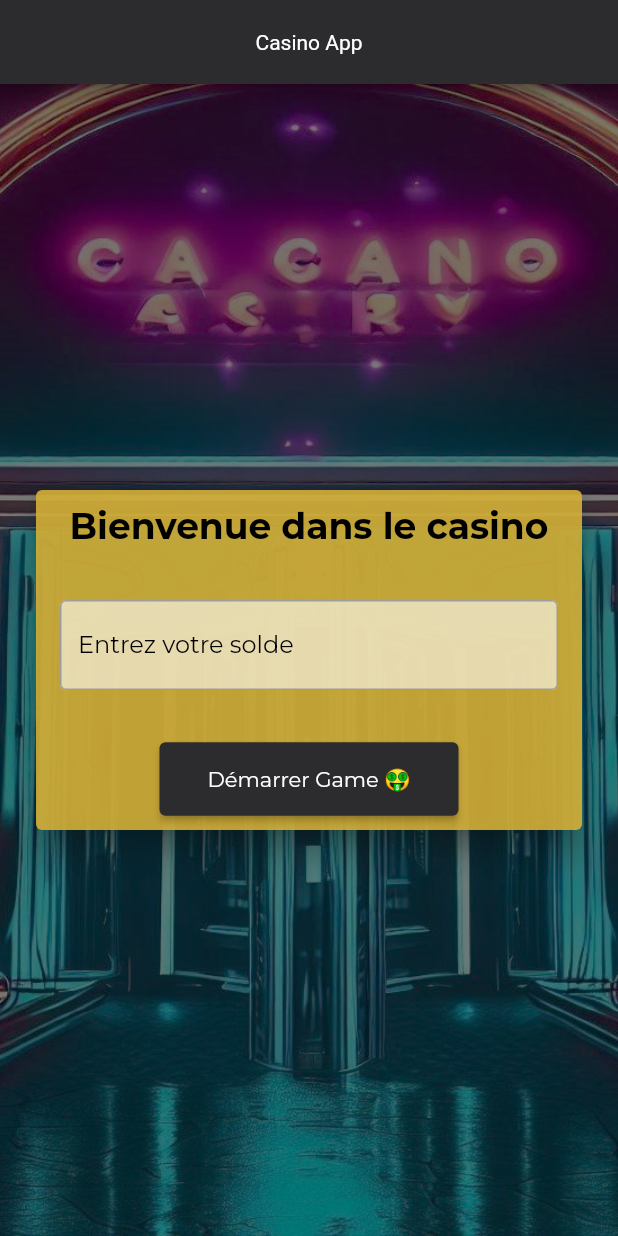
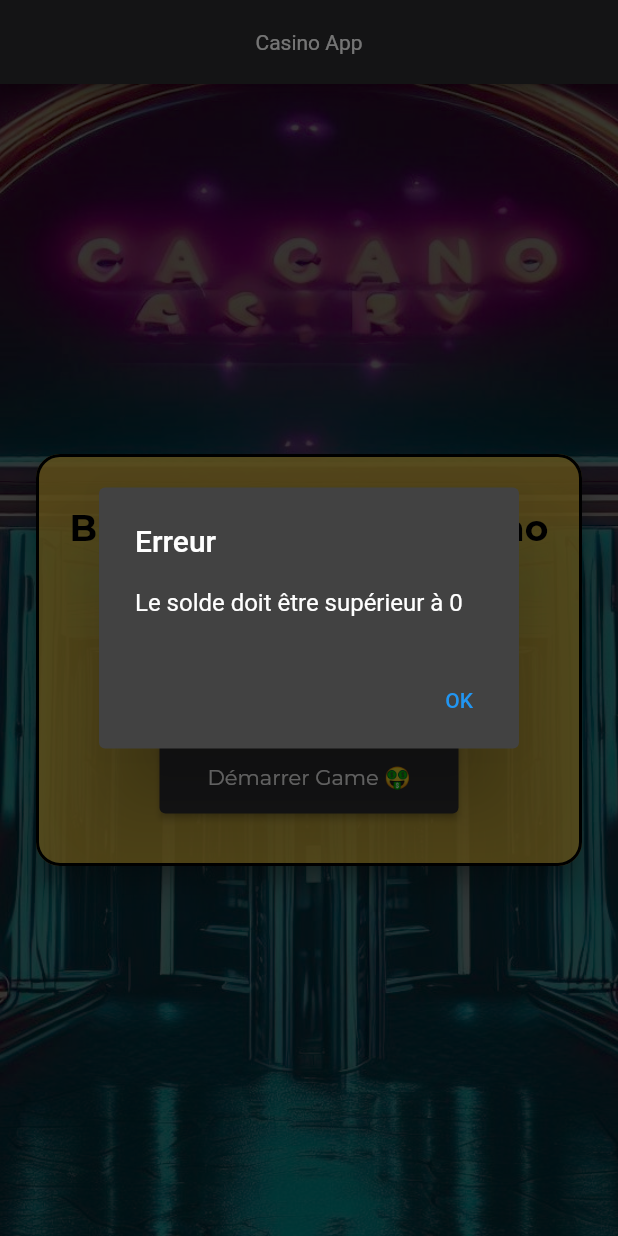
Before and after one commit to JuMANocta/2023_ING2_flutter_casino, a Flutter app: the screen it shows after launch, after a tap on "Démarrer Game 🤑", on a phone screen of 412 x 824 dp. Run offline on Flutter 3.47's test engine with Material 2 defaults, Android fonts, the phone set to English and light mode, and no system bars; our stand-ins replace confetti, google_fonts, numberpicker.

Commit message:
modification front

```diff
--- a/lib/end_game_screen.dart
+++ b/lib/end_game_screen.dart
@@ -42,14 +42,14 @@ class EndGameScreen extends StatelessWidget {
           Align(
             alignment: Alignment.center,
             child: SizedBox(
-              height: MediaQuery.of(context).size.height / 1.2,
+              height: MediaQuery.of(context).size.height / 1.8,
               width: MediaQuery.of(context).size.width / 1.2,
               child: Card(
                 margin: const EdgeInsets.all(24),
                 elevation: 8,
                 shadowColor: themeCasino.primaryColorDark,
                 // shadowColor: Colors.green[900],
-                color: Colors.red[200]?.withOpacity(0.9),
+                color: Colors.red[200]?.withOpacity(0.8),
                 shape: RoundedRectangleBorder(
                   // Ajouter cette ligne
                   borderRadius: BorderRadius.circular(16),
--- a/lib/home_screen.dart
+++ b/lib/home_screen.dart
@@ -12,10 +12,19 @@ class HomeScreen extends StatefulWidget {
 class _HomeScreenState extends State<HomeScreen> {
   late int solde;
   final TextEditingController soldeController = TextEditingController();
+  late String _porte;
+
+  @override
+  void initState() {
+    super.initState();
+    _porte = porte();
+  }
 
   // créer la logique de vérification utilisateur
   void startGame() {
-    if (soldeController.text.isNotEmpty) {
+    if (soldeController.text.isEmpty) {
+      showErro();
+    }else {
       try {
         solde = int.parse(soldeController.text);
       } catch (e) {
@@ -30,10 +39,18 @@ class _HomeScreenState extends State<HomeScreen> {
           ),
         );
       } else {
+        showErro();
+      }
+    }
+  }
+
+  void showErro() {
     showDialog(
         context: context,
         builder: (BuildContext context) {
-              return AlertDialog(
+          return Theme(
+            data: ThemeData.dark(),
+            child: AlertDialog(
               title: const Text('Erreur'),
               content: const Text('Le solde doit être supérieur à 0'),
               actions: [
@@ -42,10 +59,9 @@ class _HomeScreenState extends State<HomeScreen> {
                   child: const Text('OK'),
                 ),
               ],
+            ),
           );
         });
-      }
-    }
   }
 
   String porte() {
@@ -77,9 +93,11 @@ class _HomeScreenState extends State<HomeScreen> {
             Container(
               decoration: BoxDecoration(
                 image: DecorationImage(
-                  image: AssetImage(porte()),
+                  image: AssetImage(_porte),
                   fit: BoxFit.cover,
-                  colorFilter: ColorFilter.mode(themeCasino.primaryColor.withOpacity(0.6), BlendMode.darken),
+                  colorFilter: ColorFilter.mode(
+                      themeCasino.primaryColor.withOpacity(0.6),
+                      BlendMode.darken),
                 ),
               ),
             ),
@@ -88,12 +106,20 @@ class _HomeScreenState extends State<HomeScreen> {
               child: SizedBox(
                 height: MediaQuery.of(context).size.height / 3,
                 child: Card(
-                  margin: const EdgeInsets.all(24),
+                  margin: const EdgeInsets.only(left: 24, right: 24),
                   elevation: 8,
                   shadowColor: themeCasino.primaryColor,
-                  color: themeCasino.colorScheme.secondary.withOpacity(0.9),
+                  color: themeCasino.colorScheme.secondary.withOpacity(0.8),
+                  shape: RoundedRectangleBorder(
+                    // Ajouter cette ligne
+                    borderRadius: BorderRadius.circular(16),
+                    side: const BorderSide(
+                      color: Colors.black,
+                      width: 2,
+                    ),
+                  ),
                   child: Column(
-                    mainAxisAlignment: MainAxisAlignment.spaceAround,
+                    mainAxisAlignment: MainAxisAlignment.spaceEvenly,
                     children: [
                       const Text(
                         'Bienvenue dans le casino',
@@ -103,21 +129,22 @@ class _HomeScreenState extends State<HomeScreen> {
                             fontWeight: FontWeight.bold),
                       ),
                       Container(
-                        margin: const EdgeInsets.all(16),
+                        margin: const EdgeInsets.only(left: 75, right: 75),
                         decoration: BoxDecoration(
                           color:
-                              Colors.white.withOpacity(0.6), // Couleur opaque
+                              Colors.white60.withOpacity(0.6), // Couleur opaque
                           borderRadius: BorderRadius.circular(4),
                         ),
                         child: TextFormField(
-                          //maxLength: 3,
+                          maxLength: 4,
                           textAlign: TextAlign.center,
+                          style: themeCasino.textTheme.bodyMedium,
                           controller: soldeController,
                           keyboardType: TextInputType.number,
                           decoration: const InputDecoration(
                               labelText: 'Entrez votre solde',
                               border: OutlineInputBorder(),
-                          ),
+                              counterText: ''),
                         ),
                       ),
                       ElevatedButton(
--- a/lib/theme_casino.dart
+++ b/lib/theme_casino.dart
@@ -2,7 +2,7 @@ import 'package:google_fonts/google_fonts.dart';
 import 'package:flutter/material.dart';
 
 final ThemeData casinoTheme = ThemeData(
-  colorScheme: const ColorScheme(
+  colorScheme: const ColorScheme.dark(
     primary: Color(0xFF2C2C2E),
     secondary: Color(0xFFD4AF37),
     surface: Color(0xFF1C1C1E),
```
Also changed, not shown: lib/game_screen.dart (+23 -13 lines), lib/result_screen.dart (+6 -5 lines). Lines whose indentation alone changed are shown as unchanged.
